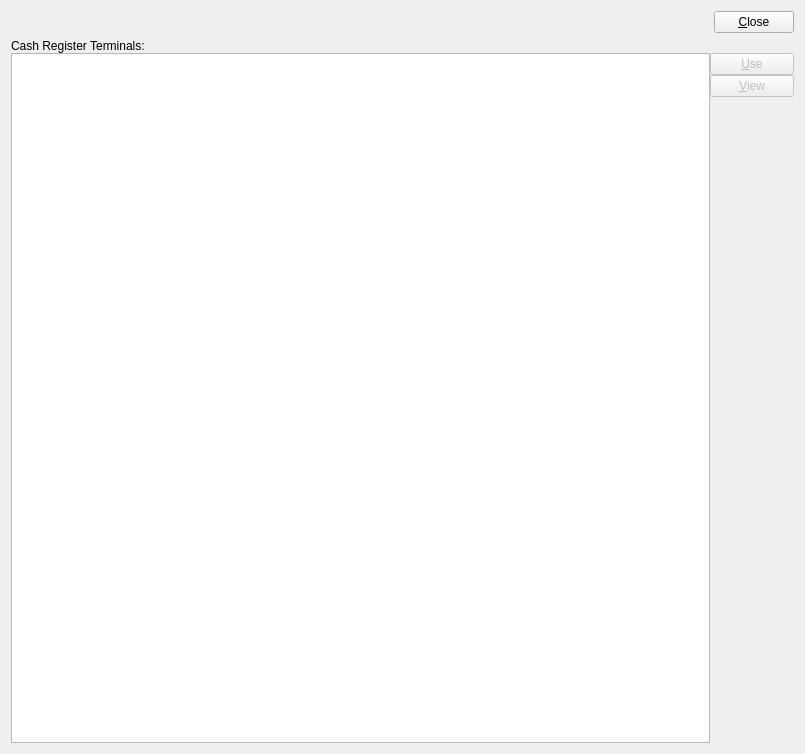
WooodHead/xtuple, file xtpos/trunk/resources/client/uiforms/cashRegisters.ui: the form before one commit.
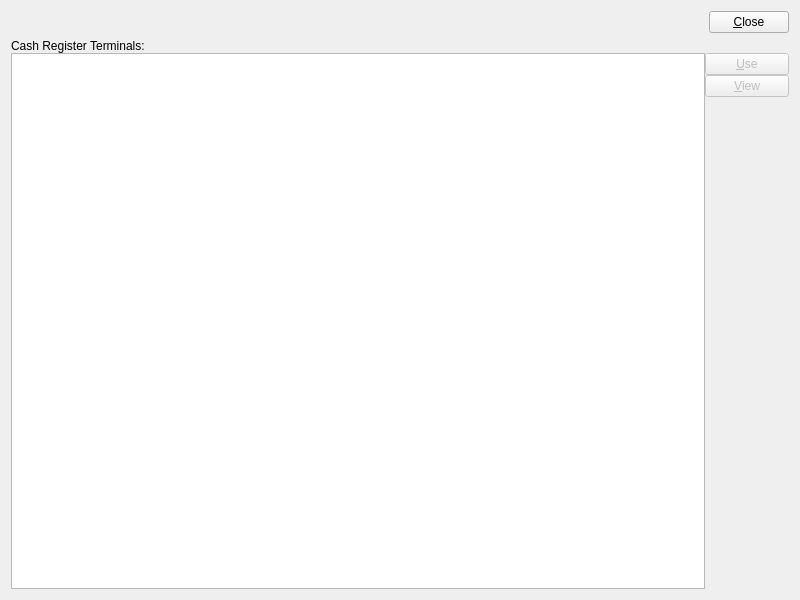
The form after the commit. Custom widgets are drawn as their Qt base class.

Diff of the .ui file:
```diff
--- a/xtpos/trunk/resources/client/uiforms/cashRegisters.ui
+++ b/xtpos/trunk/resources/client/uiforms/cashRegisters.ui
@@ -1,12 +1,12 @@
 <ui version="4.0" >
  <class>cashRegisters</class>
- <widget class="QWidget" name="cashRegisters" >
-  <property name="geometry" >
+ <widget class="QWidget" name="cashRegisters">
+  <property name="geometry">
    <rect>
     <x>0</x>
     <y>0</y>
-    <width>805</width>
-    <height>754</height>
+    <width>800</width>
+    <height>600</height>
    </rect>
   </property>
   <property name="windowTitle" >
```
Left out of the diff: 81 changed lines with no effect on the pictures.
